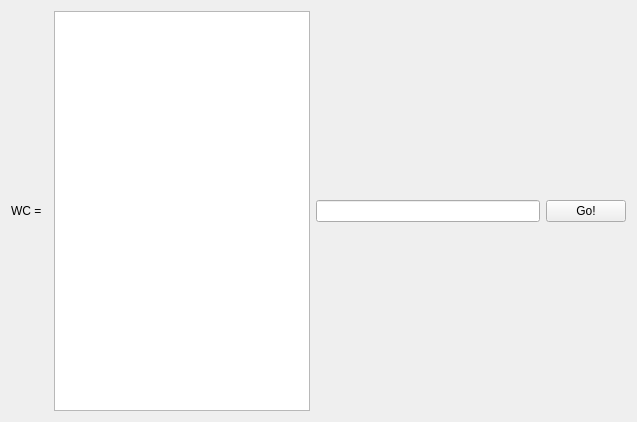
taricketts/GUI_QT_Projects, file FindCrap/findcrap.ui: the form before one commit.
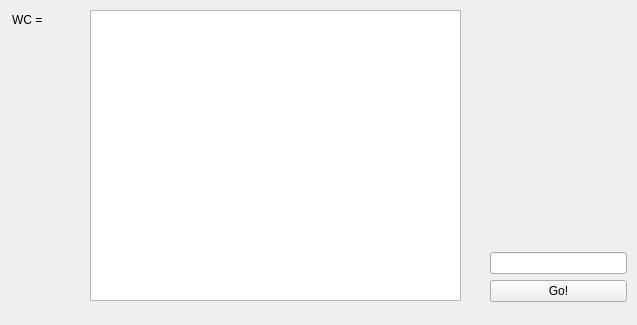
The form after the commit.

Diff of the .ui file:
```diff
--- a/FindCrap/findcrap.ui
+++ b/FindCrap/findcrap.ui
@@ -7,38 +7,58 @@
     <x>0</x>
     <y>0</y>
     <width>637</width>
-    <height>422</height>
+    <height>325</height>
    </rect>
   </property>
   <property name="windowTitle">
    <string>FindCrap</string>
   </property>
-  <layout class="QVBoxLayout" name="verticalLayout">
-   <item>
-    <layout class="QHBoxLayout" name="horizontalLayout">
-     <item>
-      <widget class="QLabel" name="countLb">
-       <property name="text">
-        <string>WC =  </string>
-       </property>
-      </widget>
-     </item>
-     <item>
-      <widget class="QTextEdit" name="textEdit"/>
-     </item>
-     <item>
-      <widget class="QLineEdit" name="lineEdit"/>
-     </item>
-     <item>
-      <widget class="QPushButton" name="goButton">
-       <property name="text">
-        <string>Go!</string>
-       </property>
-      </widget>
-     </item>
-    </layout>
-   </item>
-  </layout>
+  <widget class="QLineEdit" name="lineEdit">
+   <property name="geometry">
+    <rect>
+     <x>490</x>
+     <y>252</y>
+     <width>137</width>
+     <height>22</height>
+    </rect>
+   </property>
+  </widget>
+  <widget class="QPushButton" name="goButton">
+   <property name="geometry">
+    <rect>
+     <x>490</x>
+     <y>280</y>
+     <width>137</width>
+     <height>22</height>
+    </rect>
+   </property>
+   <property name="text">
+    <string>Go!</string>
+   </property>
+  </widget>
+  <widget class="QLabel" name="countLb">
+   <property name="geometry">
+    <rect>
+     <x>12</x>
+     <y>12</y>
+     <width>61</width>
+     <height>16</height>
+    </rect>
+   </property>
+   <property name="text">
+    <string>WC =  </string>
+   </property>
+  </widget>
+  <widget class="QTextEdit" name="textEdit">
+   <property name="geometry">
+    <rect>
+     <x>90</x>
+     <y>10</y>
+     <width>371</width>
+     <height>291</height>
+    </rect>
+   </property>
+  </widget>
  </widget>
  <layoutdefault spacing="6" margin="11"/>
  <resources/>
```
Left out of the diff: 3 changed lines with no effect on the pictures.
